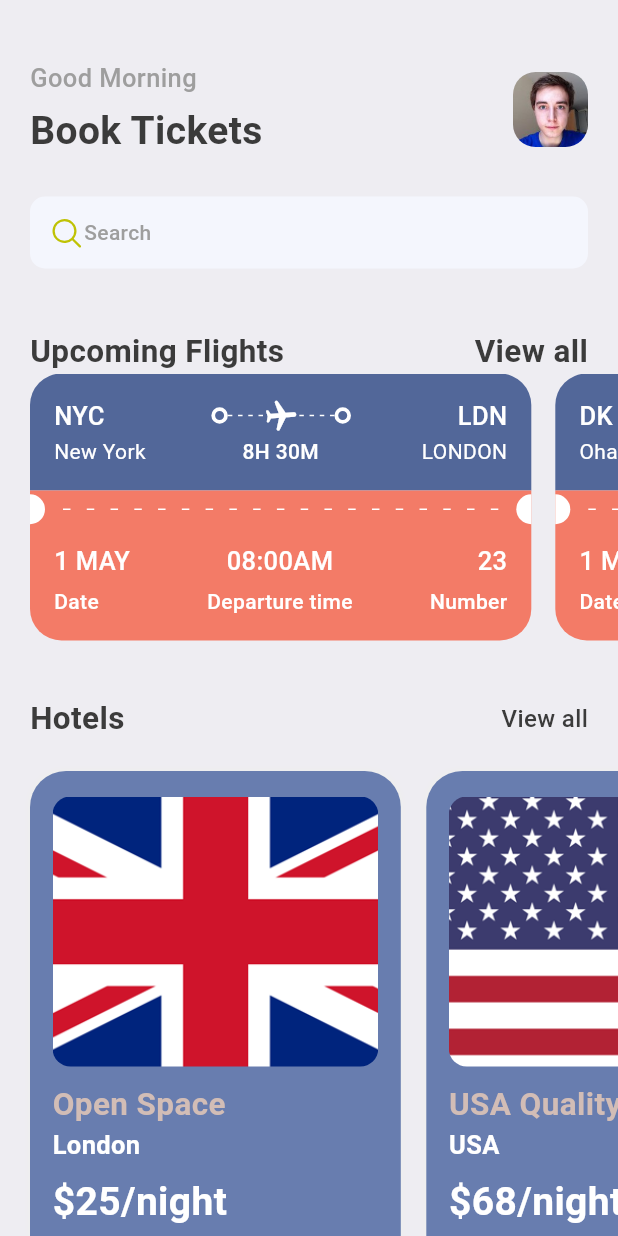
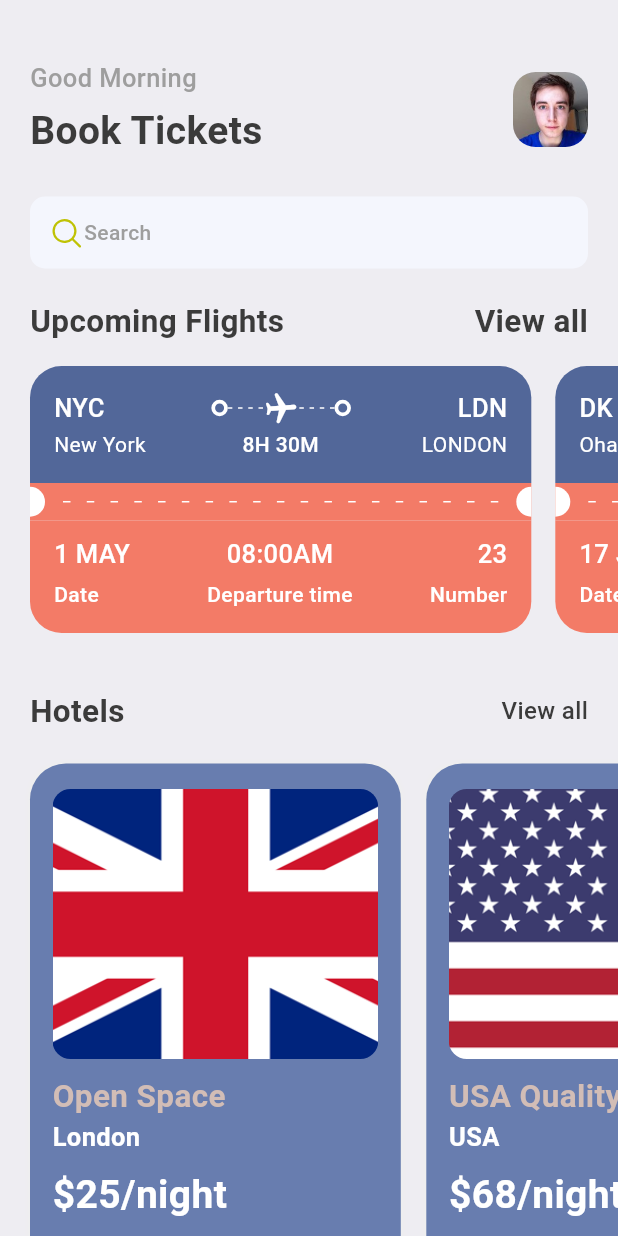
Before and after one commit to geraldkachi/flutter_app, a Flutter app: the HomeTicket screen opened directly, on a phone screen of 412 x 824 dp. Run offline on Flutter 3.47's test engine with Material 3 defaults, Android fonts, the phone set to English and light mode, and no system bars; our stand-ins replace fluentui_icons, gap, get; missing offline and left inert: dart:ffi.

Commit message:
ticket booking first home route installing get

```diff
--- a/lib/ticket_booking/home_ticket.dart
+++ b/lib/ticket_booking/home_ticket.dart
@@ -57,21 +57,22 @@ class HomeTicket extends StatelessWidget {
                     Text("Search", style: TextStyle(fontSize: 14,color: Colors.grey.shade500, fontWeight: FontWeight.w500))
                   ],),
                   ),
-                  const Gap(40),
+                  const Gap(20),
                    Row(
                     mainAxisAlignment: MainAxisAlignment.spaceBetween,
                     children: [
-                    Text("Upcoming Flights", style: TextStyle(fontSize: 21,color: Color(0xFF3b3b3b),fontWeight: FontWeight.bold)),
+                    const Text("Upcoming Flights", style: TextStyle(fontSize: 21,color: Color(0xFF3b3b3b),fontWeight: FontWeight.bold)),
                     InkWell(
                       onTap: () {
                         print("Make shit happen");
                       },
-                      child: Text("View all", style: TextStyle(fontSize: 21,color: Color(0xFF3b3b3b),fontWeight: FontWeight.bold)),
+                      child: const Text("View all", style: TextStyle(fontSize: 21,color: Color(0xFF3b3b3b),fontWeight: FontWeight.bold)),
                     ),
                   ],)
                 ],
               )
               ),
+                const Gap(15),
           SingleChildScrollView(
           scrollDirection: Axis.horizontal,
           padding: const EdgeInsets.only(left: 20),
@@ -97,7 +98,8 @@ class HomeTicket extends StatelessWidget {
           padding: const EdgeInsets.only(left: 20),
           child:  Row(children: hotelList.map((e) => HotelCard(hotel: e)).toList()
            ),
-          )
+          ),
+          const Gap(15),
         ],
       ),
     );
--- a/lib/ticket_booking/ticket_viewcard.dart
+++ b/lib/ticket_booking/ticket_viewcard.dart
@@ -192,7 +192,7 @@ class TicketViewCard extends StatelessWidget {
                     Column(
                       crossAxisAlignment: CrossAxisAlignment.end,
                       children: [
-                        Text('${ticket['number']}', style: TextStyle(fontSize: 17,color: Colors.white,fontWeight: FontWeight.w500),),
+                        Text(ticket['number'].toString(), style: TextStyle(fontSize: 17,color: Colors.white,fontWeight: FontWeight.w500),),
                         const Gap(5),
                         const Text("Number", style: TextStyle(fontSize: 14,color: Colors.white,fontWeight: FontWeight.w500))
                       ],
--- a/lib/utils/app_info_list.dart
+++ b/lib/utils/app_info_list.dart
@@ -44,7 +44,7 @@ List<Map<String, dynamic>> ticketList = [
       'name': 'Shanghai',
     },
     'flying_time': "4H 20M",
-    "date": "1 MAY",
+    "date": "17 JUNE",
     "departure_time": "09:00AM",
     "number": 45 ,
   },
--- a/pubspec.yaml
+++ b/pubspec.yaml
@@ -39,6 +39,7 @@ dependencies:
   intl: ^0.19.0
   fluentui_icons: ^1.0.0
   gap: ^3.0.1
+  get: ^4.6.6
 
 dev_dependencies:
   flutter_test:
```
Also changed, not shown: lib/utils/app_layout.dart (+11 -0 lines), pubspec.lock.
